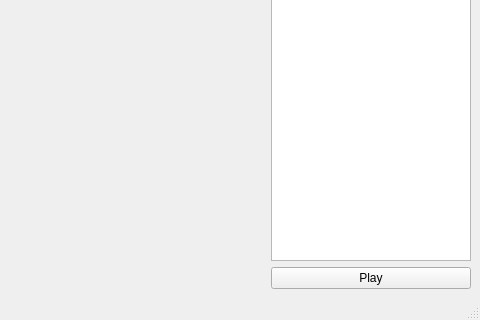
Old version of the form PLAYPY/QTversion2/design_main.ui in the repository albinan/BRAVibration; both pictures show x 652 to 1132 and y 427 to 747 of the 1132 by 747 pixel window.
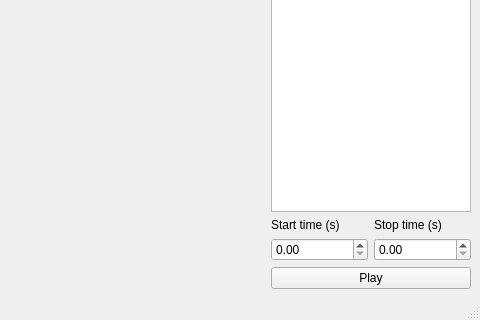
New version of the form.

What changed in the file:
```diff
--- a/PLAYPY/QTversion2/design_main.ui
+++ b/PLAYPY/QTversion2/design_main.ui
@@ -50,6 +50,34 @@
         </property>
        </widget>
       </item>
+      <item>
+       <layout class="QHBoxLayout" name="horizontalLayout_3">
+        <item>
+         <widget class="QLabel" name="label_2">
+          <property name="text">
+           <string>Start time (s)</string>
+          </property>
+         </widget>
+        </item>
+        <item>
+         <widget class="QLabel" name="label">
+          <property name="text">
+           <string>Stop time (s)</string>
+          </property>
+         </widget>
+        </item>
+       </layout>
+      </item>
+      <item>
+       <layout class="QHBoxLayout" name="horizontalLayout_2">
+        <item>
+         <widget class="QDoubleSpinBox" name="start_spin"/>
+        </item>
+        <item>
+         <widget class="QDoubleSpinBox" name="stop_spin"/>
+        </item>
+       </layout>
+      </item>
       <item>
        <widget class="QPushButton" name="play_button">
         <property name="text">
```
Left out of the diff: 4 changed lines with no effect on the pictures.
